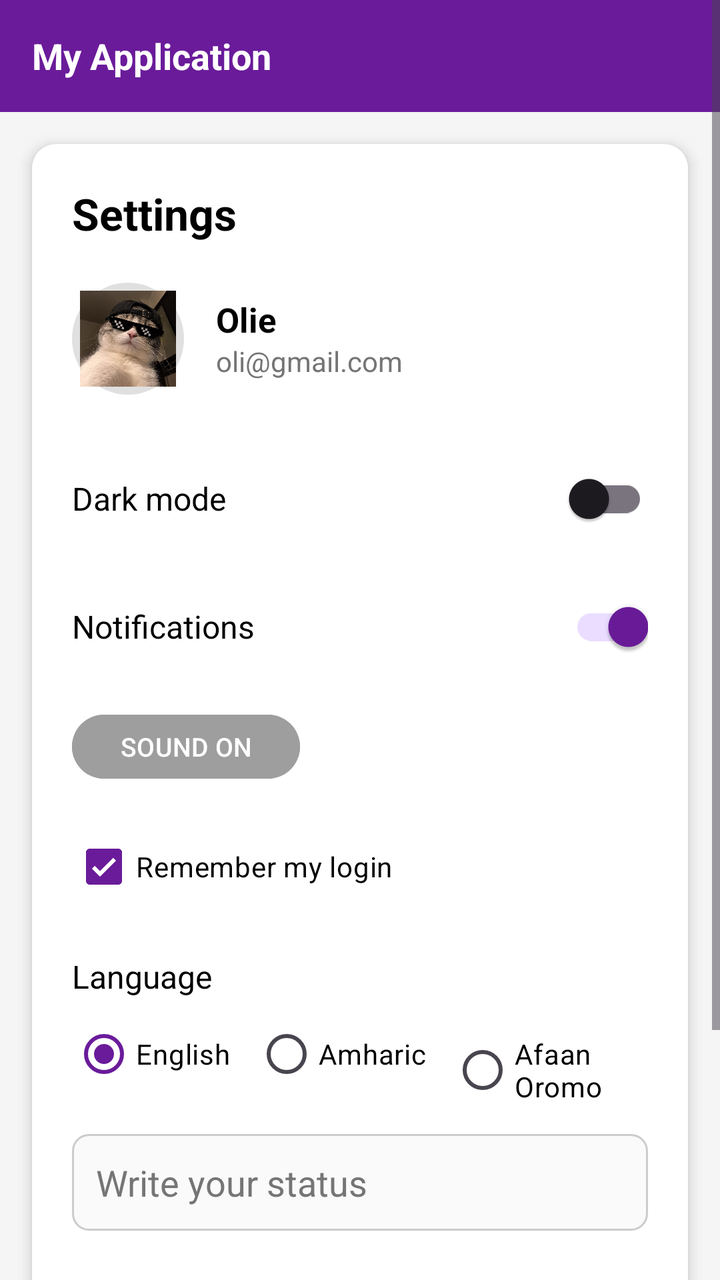
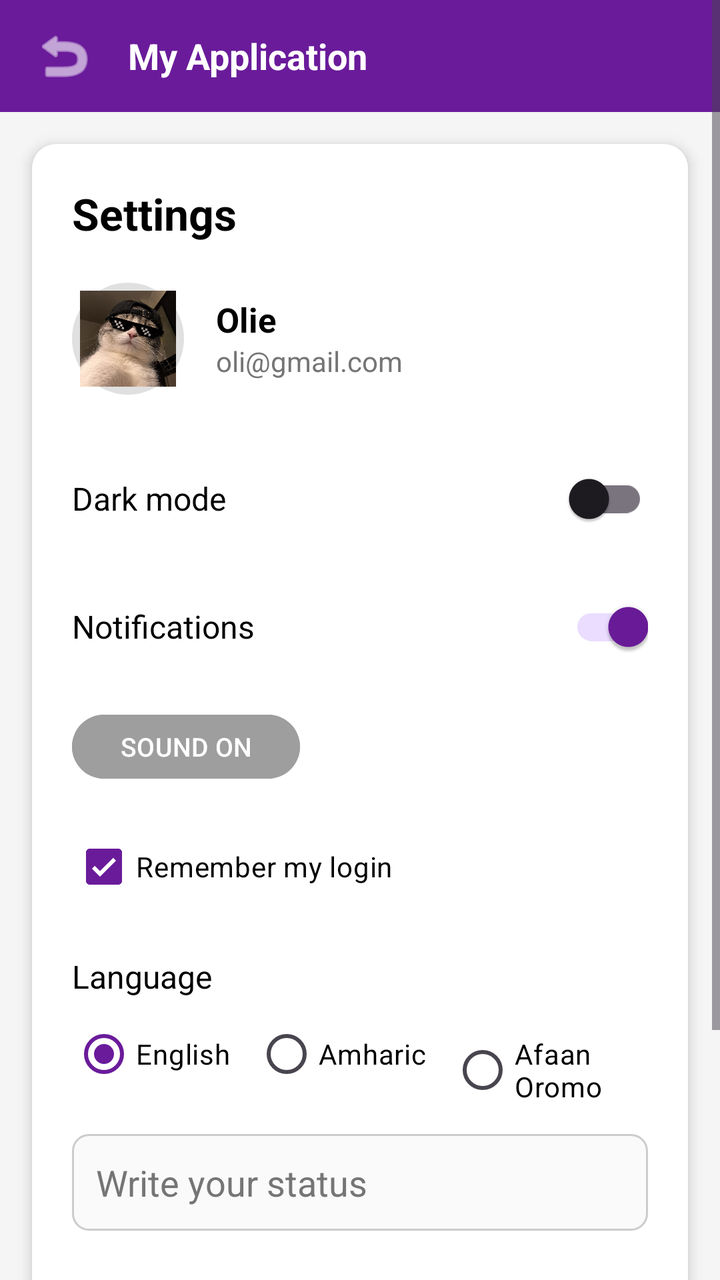

Before-and-after screenshots of an Android layout around one commit, followed by the original layout XML and the change that was made.
<!-- AndroidManifest.xml: application theme Theme.Lab_exercises -->
<!-- res/layout/activity_settings.xml -->
<?xml version="1.0" encoding="utf-8"?>
<ScrollView xmlns:android="http://schemas.android.com/apk/res/android"
    android:layout_width="match_parent"
    android:layout_height="match_parent"
    android:background="@color/screen_bg"
    android:fillViewport="true">

    <LinearLayout
        android:layout_width="match_parent"
        android:layout_height="wrap_content"
        android:orientation="vertical">

        
        <RelativeLayout
            android:layout_width="match_parent"
            android:layout_height="56dp"
            android:background="@color/purple_primary"
            android:paddingStart="16dp"
            android:paddingEnd="16dp">

            <TextView
                android:layout_width="wrap_content"
                android:layout_height="wrap_content"
                android:layout_centerVertical="true"
                android:text="My Application"
                android:textColor="@color/white"
                android:textSize="18sp"
                android:textStyle="bold" />
        </RelativeLayout>

        
        <LinearLayout
            android:layout_width="match_parent"
            android:layout_height="wrap_content"
            android:layout_margin="16dp"
            android:background="@drawable/card_background"
            android:elevation="4dp"
            android:orientation="vertical"
            android:padding="20dp">

            <TextView
                android:layout_width="wrap_content"
                android:layout_height="wrap_content"
                android:text="Settings"
                android:textColor="@color/text_primary"
                android:textSize="22sp"
                android:textStyle="bold" />

            
            <LinearLayout
                android:id="@+id/layoutProfile"
                android:layout_width="match_parent"
                android:layout_height="wrap_content"
                android:layout_marginTop="20dp"
                android:gravity="center_vertical"
                android:orientation="horizontal">

                <ImageView
                    android:id="@+id/ivProfile"
                    android:layout_width="56dp"
                    android:layout_height="56dp"
                    android:src="@drawable/profile"
                    android:contentDescription="Profile"
                    android:background="@drawable/circle_background"
                    android:scaleType="centerCrop"
                    android:padding="4dp"
                    android:clickable="true"
                    android:focusable="true"
                    android:foreground="?attr/selectableItemBackgroundBorderless" />

                <LinearLayout
                    android:layout_width="0dp"
                    android:layout_height="wrap_content"
                    android:layout_marginStart="16dp"
                    android:layout_weight="1"
                    android:orientation="vertical">

                    <TextView
                        android:id="@+id/tvName"
                        android:layout_width="wrap_content"
                        android:layout_height="wrap_content"
                        android:text="Olie"
                        android:textColor="@color/text_primary"
                        android:textSize="17sp"
                        android:textStyle="bold" />

                    <TextView
                        android:id="@+id/tvEmail"
                        android:layout_width="wrap_content"
                        android:layout_height="wrap_content"
                        android:text="oli@gmail.com"
                        android:textColor="@color/text_secondary"
                        android:textSize="14sp" />
                </LinearLayout>
            </LinearLayout>

            
            <RelativeLayout
                android:layout_width="match_parent"
                android:layout_height="wrap_content"
                android:layout_marginTop="28dp">

                <TextView
                    android:layout_width="wrap_content"
                    android:layout_height="wrap_content"
                    android:layout_centerVertical="true"
                    android:text="Dark mode"
                    android:textColor="@color/text_primary"
                    android:textSize="16sp" />

                <androidx.appcompat.widget.SwitchCompat
                    android:id="@+id/switchDarkMode"
                    android:layout_width="wrap_content"
                    android:layout_height="wrap_content"
                    android:layout_alignParentEnd="true" />
            </RelativeLayout>

            
            <RelativeLayout
                android:layout_width="match_parent"
                android:layout_height="wrap_content"
                android:layout_marginTop="16dp">

                <TextView
                    android:layout_width="wrap_content"
                    android:layout_height="wrap_content"
                    android:layout_centerVertical="true"
                    android:text="Notifications"
                    android:textColor="@color/text_primary"
                    android:textSize="16sp" />

                <androidx.appcompat.widget.SwitchCompat
                    android:id="@+id/switchNotifications"
                    android:layout_width="wrap_content"
                    android:layout_height="wrap_content"
                    android:layout_alignParentEnd="true"
                    android:checked="true" />
            </RelativeLayout>

            
            <Button
                android:id="@+id/btnSound"
                android:layout_width="wrap_content"
                android:layout_height="40dp"
                android:layout_marginTop="16dp"
                android:backgroundTint="@color/gray_button"
                android:text="SOUND ON"
                android:textColor="@color/white"
                android:textSize="13sp" />

            
            <CheckBox
                android:id="@+id/cbRemember"
                android:layout_width="match_parent"
                android:layout_height="wrap_content"
                android:layout_marginTop="16dp"
                android:checked="true"
                android:textColor="@color/text_primary"
                android:text="Remember my login" />

            
            <TextView
                android:layout_width="wrap_content"
                android:layout_height="wrap_content"
                android:layout_marginTop="20dp"
                android:text="Language"
                android:textColor="@color/text_primary"
                android:textSize="16sp" />

            <RadioGroup
                android:id="@+id/rgLanguage"
                android:layout_width="match_parent"
                android:layout_height="wrap_content"
                android:orientation="horizontal"
                android:layout_marginTop="4dp">

                <RadioButton
                    android:id="@+id/rbEnglish"
                    android:layout_width="wrap_content"
                    android:layout_height="wrap_content"
                    android:checked="true"
                    android:textColor="@color/text_primary"
                    android:text="English" />

                <RadioButton
                    android:id="@+id/rbAmharic"
                    android:layout_width="wrap_content"
                    android:layout_height="wrap_content"
                    android:layout_marginStart="12dp"
                    android:textColor="@color/text_primary"
                    android:text="Amharic" />

                <RadioButton
                    android:id="@+id/rbAfaanOromo"
                    android:layout_width="wrap_content"
                    android:layout_height="wrap_content"
                    android:layout_marginStart="12dp"
                    android:textColor="@color/text_primary"
                    android:text="Afaan Oromo" />
            </RadioGroup>

            
            <EditText
                android:id="@+id/etStatus"
                android:layout_width="match_parent"
                android:layout_height="wrap_content"
                android:layout_marginTop="16dp"
                android:hint="Write your status"
                android:textColor="@color/text_primary"
                android:textColorHint="@color/text_secondary"
                android:inputType="text"
                android:padding="12dp"
                android:background="@drawable/edit_text_background" />

            
            <Button
                android:id="@+id/btnSave"
                android:layout_width="match_parent"
                android:layout_height="52dp"
                android:layout_marginTop="28dp"
                android:backgroundTint="@color/purple_primary"
                android:text="SAVE CHANGES"
                android:textColor="@color/white"
                android:textSize="15sp"
                android:textStyle="bold" />

            <Button
                android:id="@+id/btnReset"
                android:layout_width="match_parent"
                android:layout_height="52dp"
                android:layout_marginTop="12dp"
                android:backgroundTint="@color/purple_primary"
                android:text="Reset to default"
                android:textColor="@color/white"
                android:textSize="15sp" />

        </LinearLayout>
    </LinearLayout>
</ScrollView>
<!-- resources referenced by this layout -->
<resources>
  <color name="gray_button">#9E9E9E</color>
  <color name="purple_primary">#6A1B9A</color>
  <color name="screen_bg">#F5F5F5</color>
  <color name="text_primary">#000000</color>
  <color name="text_secondary">#757575</color>
  <color name="white">#FFFFFF</color>
  <!-- drawable card_background (drawable) -->
  <?xml version="1.0" encoding="utf-8"?>
  <shape xmlns:android="http://schemas.android.com/apk/res/android">
      <solid android:color="@color/card_bg"/>
      <corners android:radius="12dp"/>
  </shape>
  <!-- drawable circle_background (drawable) -->
  <?xml version="1.0" encoding="utf-8"?>
  <shape xmlns:android="http://schemas.android.com/apk/res/android"
      android:shape="oval">
      <solid android:color="@color/circle_bg"/>
  </shape>
  <!-- drawable edit_text_background (drawable) -->
  <?xml version="1.0" encoding="utf-8"?>
  <shape xmlns:android="http://schemas.android.com/apk/res/android">
      <solid android:color="@color/edit_text_bg"/>
      <stroke android:width="1dp" android:color="@color/edit_text_stroke"/>
      <corners android:radius="8dp"/>
  </shape>
  <!-- drawable profile: jpg bitmap (drawable, 62858 bytes) -->
  <style name="Theme.Lab_exercises" parent="Base.Theme.Lab_exercises" />
  <color name="card_bg">#FFFFFF</color>
  <color name="circle_bg">#E0E0E0</color>
  <color name="edit_text_bg">#FAFAFA</color>
  <color name="edit_text_stroke">#CCCCCC</color>
  <style name="Base.Theme.Lab_exercises" parent="Theme.Material3.DayNight.NoActionBar">
          
          <item name="colorPrimary">@color/purple_primary</item>
          <item name="colorSecondary">@color/purple_primary</item>
          <item name="android:windowBackground">@color/screen_bg</item>
      </style>
</resources>

<!-- the commit's change to res/layout/activity_settings.xml (unified diff, before → after) -->
@@ -1,5 +1,6 @@
 <?xml version="1.0" encoding="utf-8"?>
 <ScrollView xmlns:android="http://schemas.android.com/apk/res/android"
+    xmlns:app="http://schemas.android.com/apk/res-auto"
     android:layout_width="match_parent"
     android:layout_height="match_parent"
     android:background="@color/screen_bg"
@@ -15,13 +16,25 @@
             android:layout_width="match_parent"
             android:layout_height="56dp"
             android:background="@color/purple_primary"
-            android:paddingStart="16dp"
+            android:paddingStart="8dp"
             android:paddingEnd="16dp">
 
+            <ImageButton
+                android:id="@+id/btnBack"
+                android:layout_width="48dp"
+                android:layout_height="48dp"
+                android:layout_centerVertical="true"
+                android:background="?attr/selectableItemBackgroundBorderless"
+                android:src="@android:drawable/ic_menu_revert"
+                android:contentDescription="@string/back"
+                app:tint="@color/white" />
+
             <TextView
                 android:layout_width="wrap_content"
                 android:layout_height="wrap_content"
+                android:layout_toEndOf="@id/btnBack"
                 android:layout_centerVertical="true"
+                android:layout_marginStart="8dp"
                 android:text="My Application"
                 android:textColor="@color/white"
                 android:textSize="18sp"
<!-- resource entries referenced after the edit -->
@@ -26,6 +26,7 @@
       <corners android:radius="8dp"/>
   </shape>
   <!-- drawable profile: jpg bitmap (drawable, 62858 bytes) -->
+  <string name="back">Back</string>
   <style name="Theme.Lab_exercises" parent="Base.Theme.Lab_exercises" />
   <color name="card_bg">#FFFFFF</color>
   <color name="circle_bg">#E0E0E0</color>
